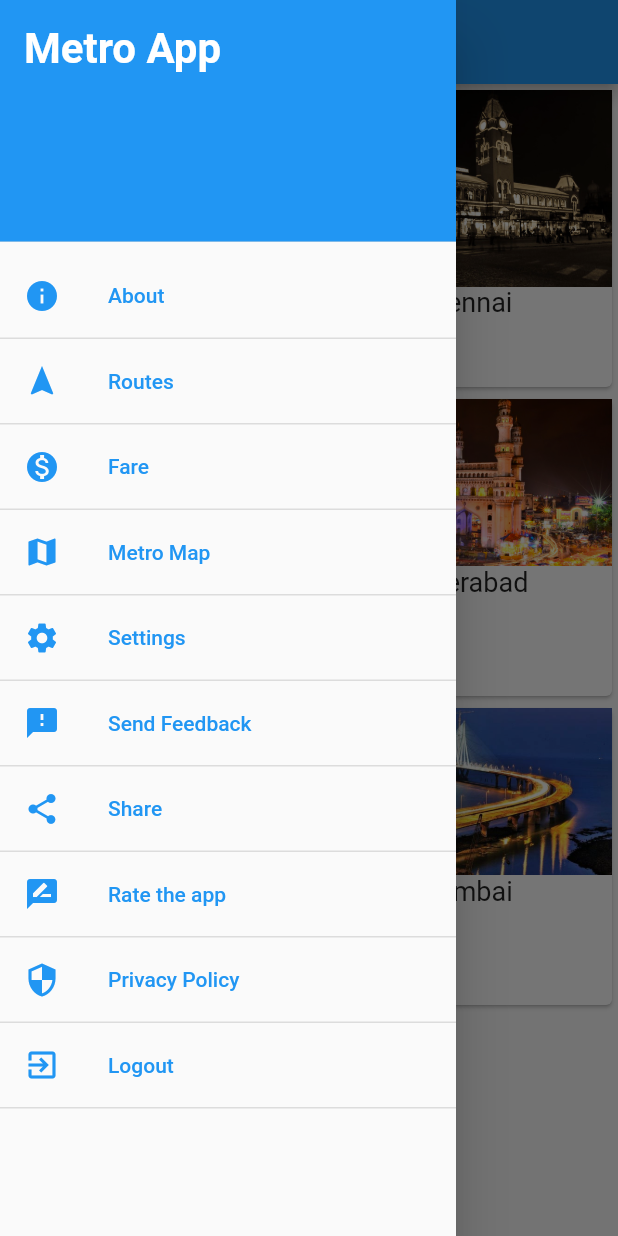
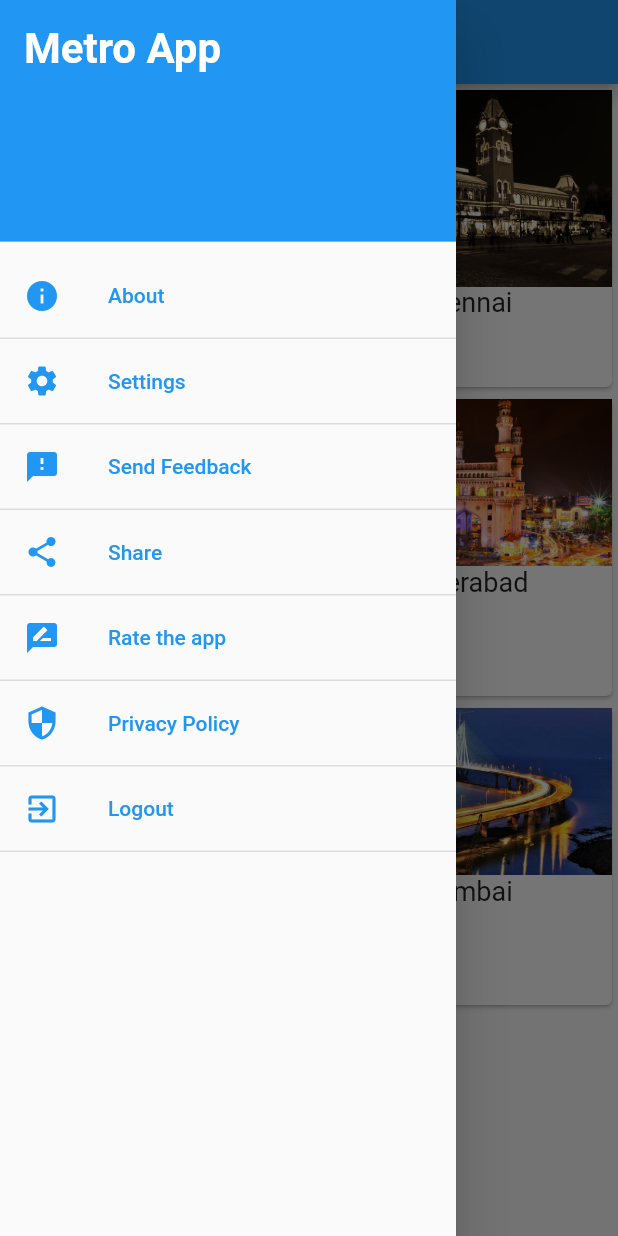
Before and after one commit to SAITARUN55/metroapp, a Flutter app: the CitiesPage screen opened directly, with the side drawer open, on a phone screen of 412 x 824 dp. Run offline on Flutter 3.47's test engine with Material 2 defaults, Android fonts, the phone set to English and light mode, and no system bars; our stand-ins replace intro_slider, splashscreen.

Commit message:
removed routes, fare and metro map from home nav bar

```diff
--- a/lib/pages/cities_page.dart
+++ b/lib/pages/cities_page.dart
@@ -21,9 +21,6 @@ class _CitiesPageState extends State<CitiesPage> {
 
   final fragmentTitles = [
     "About",
-    "Routes",
-    "Fare",
-    "Metro Map",
     "Settings",
     "Send Feedback",
     "Share",
@@ -34,9 +31,6 @@ class _CitiesPageState extends State<CitiesPage> {
 
   final fragmentRoutes = [
     "about",
-    "routes",
-    "fare",
-    "metroMap",
     "settings",
     "sendFeedback",
     "share",
@@ -46,9 +40,6 @@ class _CitiesPageState extends State<CitiesPage> {
   ];
   final List<Widget> fragmentIcons = [
     Icon(Icons.info, color: Colors.blue),
-    Icon(Icons.navigation, color: Colors.blue),
-    Icon(Icons.monetization_on, color: Colors.blue),
-    Icon(Icons.map, color: Colors.blue),
     Icon(Icons.settings, color: Colors.blue),
     Icon(Icons.feedback, color: Colors.blue),
     Icon(Icons.share, color: Colors.blue),
```
